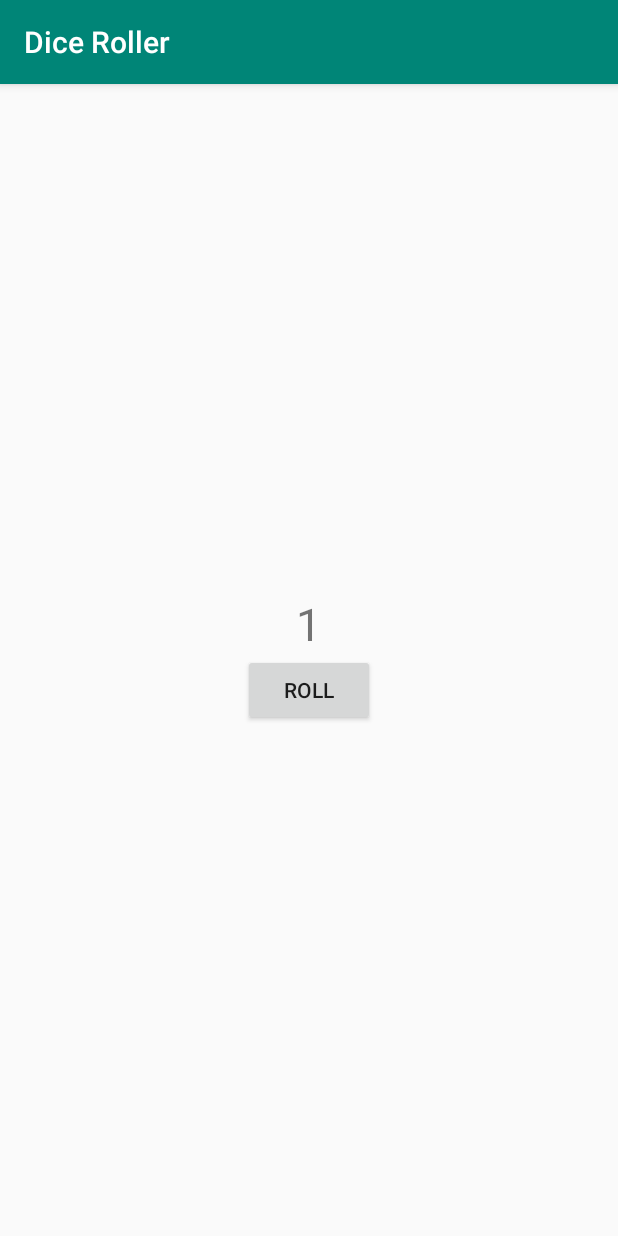
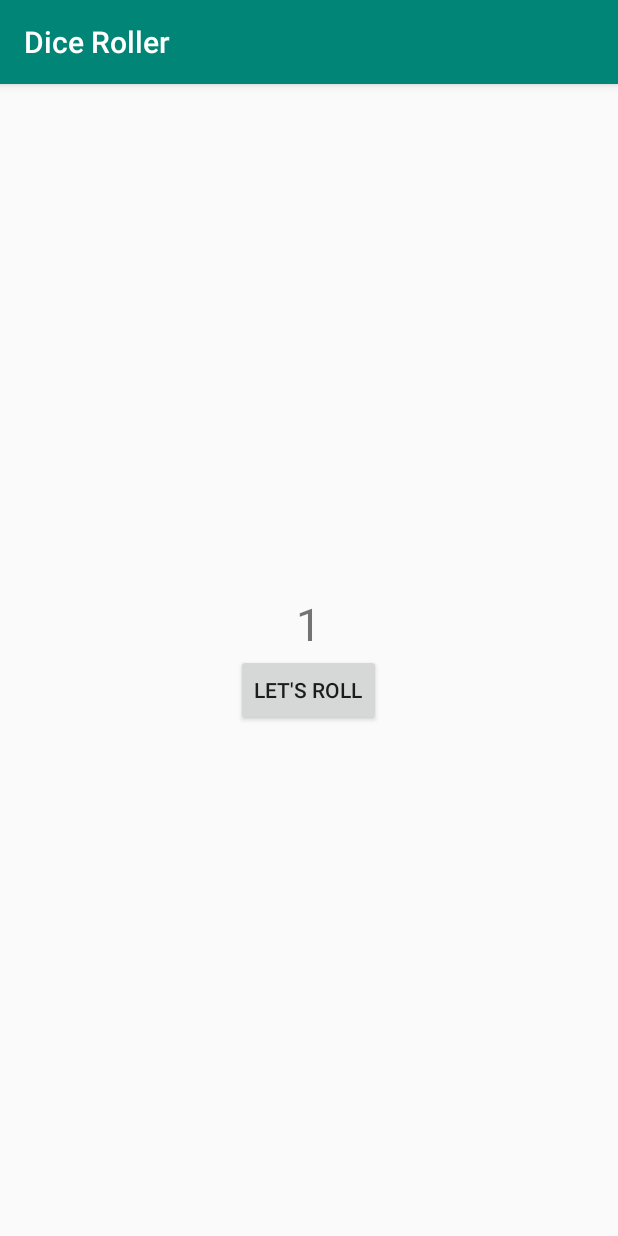
Before and after one commit to adrianvegass/diceRollerKt, an Android app: the screen it shows after launch (MainActivity), on a phone screen of 412 x 824 dp. Run offline under Robolectric (Android 15) with nearby library versions, the phone set to English and light mode, and no system bars.

```diff
--- a/app/src/main/java/com/adrian/vegas/diceroller/MainActivity.kt
+++ b/app/src/main/java/com/adrian/vegas/diceroller/MainActivity.kt
@@ -2,11 +2,27 @@ package com.adrian.vegas.diceroller
 
 import android.support.v7.app.AppCompatActivity
 import android.os.Bundle
+import android.widget.Button
+import android.widget.TextView
+import java.util.*
 
 class MainActivity : AppCompatActivity() {
 
     override fun onCreate(savedInstanceState: Bundle?) {
         super.onCreate(savedInstanceState)
         setContentView(R.layout.activity_main)
+        val rollButton: Button = findViewById(R.id.roll_button)
+        rollButton.text = "Let's Roll"
+        rollButton.setOnClickListener {
+            rollDice()
+        }
+    }
+
+    private fun rollDice() {
+        val resultText : TextView = findViewById(R.id.result_text)
+
+        val randomInt = Random().nextInt(6) + 1
+
+        resultText.text = randomInt.toString()
     }
 }
--- a/app/src/main/res/layout/activity_main.xml
+++ b/app/src/main/res/layout/activity_main.xml
@@ -8,13 +8,16 @@
               tools:context=".MainActivity">
 
     <TextView
+            android:id="@+id/result_text"
             android:layout_width="wrap_content"
             android:layout_height="wrap_content"
             android:text="1"
             android:layout_gravity="center_horizontal"
             android:textSize="30sp"/>
 
-    <Button android:layout_width="wrap_content"
+    <Button
+            android:id="@+id/roll_button"
+            android:layout_width="wrap_content"
             android:layout_height="wrap_content"
             android:layout_gravity="center_horizontal"
             android:text="@string/roll"/>
```
